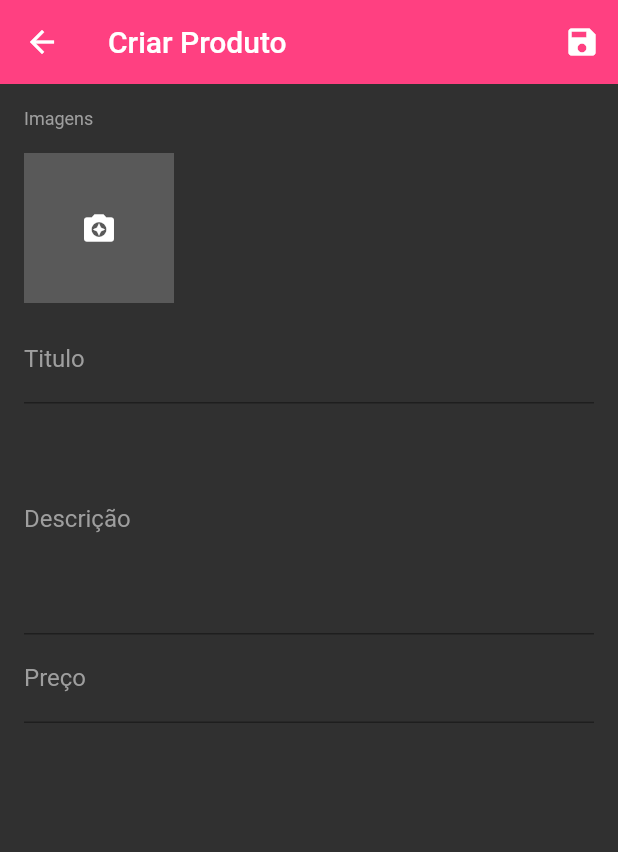
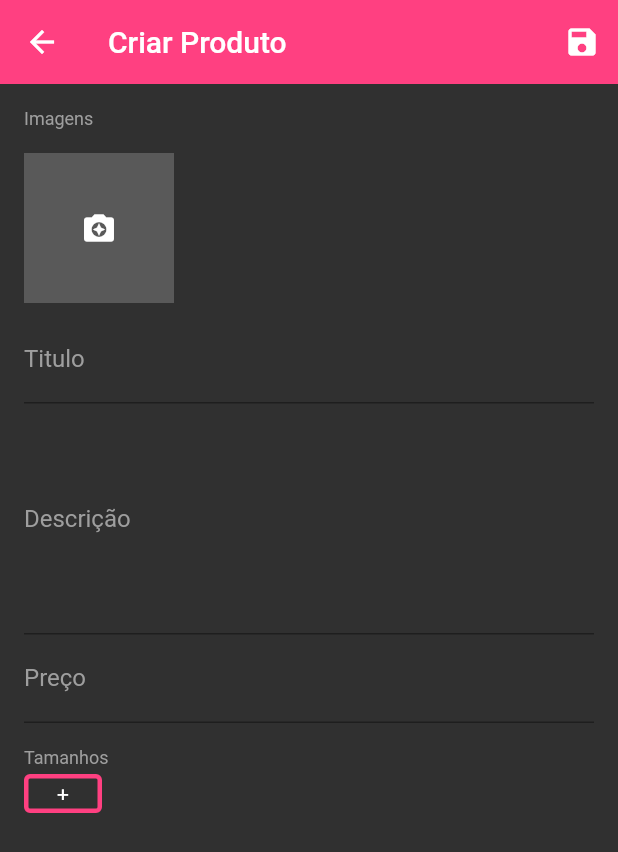
Before and after one commit to jvmineiro/gerente_loja, a Flutter app: the ProductScreen screen opened directly, on a phone screen of 412 x 824 dp. Shown: the top 852 px of the screen. Run offline on Flutter 3.47's test engine with Material 2 defaults, Android fonts, the phone set to English and light mode, and no system bars; our stand-ins replace cloud_firestore, firebase_auth, firebase_storage, flutter_speed_dial, image_cropper, image_picker and 2 more; missing offline and left inert: bloc_pattern; accounts and stored records are empty.

Commit message:
implementada a parte dos tamanhos

```diff
--- a/lib/screens/product_screen.dart
+++ b/lib/screens/product_screen.dart
@@ -3,6 +3,7 @@ import 'package:flutter/material.dart';
 import 'package:gerenteloja/blocs/product_bloc.dart';
 import 'package:gerenteloja/validators/product_validator.dart';
 import 'package:gerenteloja/widgets/images_widget.dart';
+import 'package:gerenteloja/widgets/product_sizes.dart';
 
 class ProductScreen extends StatefulWidget {
 
@@ -135,6 +136,23 @@ class _ProductScreenState extends State<ProductScreen> with ProductValidator{
                       onSaved: _productBloc.savePrice,
                       validator: validatePrice,
                     ),
+                    SizedBox(height: 16,),
+                    Text(
+                      "Tamanhos",
+                      style: TextStyle(
+                          color: Colors.grey,
+                          fontSize: 12
+                      ),
+                    ),
+                    ProductSizes(
+                      initialValue: snapshot.data["sizes"],
+                      onSaved: (s){
+
+                      },
+                      validator: (s){
+
+                      },
+                    )
                   ],
                 );
               }
--- /dev/null
+++ b/lib/widgets/product_sizes.dart
@@ -0,0 +1,71 @@
+import 'package:flutter/material.dart';
+
+class ProductSizes extends FormField<List> {
+  ProductSizes(
+  {
+   List initialValue,
+   FormFieldSetter<List> onSaved,
+   FormFieldValidator<List> validator,
+  }) : super(
+    initialValue: initialValue,
+    onSaved: onSaved,
+    validator: validator,
+    builder: (state){
+      return SizedBox(
+        height: 34,
+        child: GridView(
+          padding: EdgeInsets.symmetric(vertical: 4),
+          scrollDirection: Axis.horizontal,
+          gridDelegate: SliverGridDelegateWithFixedCrossAxisCount(
+            crossAxisCount: 1,
+            mainAxisSpacing: 8,
+            childAspectRatio: 0.5
+          ),
+          children: state.value.map(
+              (s){
+                return GestureDetector(
+                  onLongPress: (){
+                    state.didChange(state.value..remove(s));
+                  },
+                  child: Container(
+                    decoration: BoxDecoration(
+                      borderRadius: BorderRadius.all(Radius.circular(4)),
+                      border: Border.all(
+                          color: Colors.pinkAccent,
+                          width: 3
+                      )
+                    ),
+                    alignment: Alignment.center,
+                    child: Text(
+                      s,
+                      style: TextStyle(color: Colors.white),
+                    ),
+                  ),
+                );
+              }
+          ).toList()..add(
+            GestureDetector(
+              onTap: (){
+
+              },
+              child: Container(
+                decoration: BoxDecoration(
+                    borderRadius: BorderRadius.all(Radius.circular(4)),
+                    border: Border.all(
+                        color: Colors.pinkAccent,
+                        width: 3
+                    )
+                ),
+                alignment: Alignment.center,
+                child: Text(
+                  "+",
+                  style: TextStyle(color: Colors.white),
+                ),
+              ),
+            )
+          ),
+        ),
+      );
+    }
+  );
+}
```
